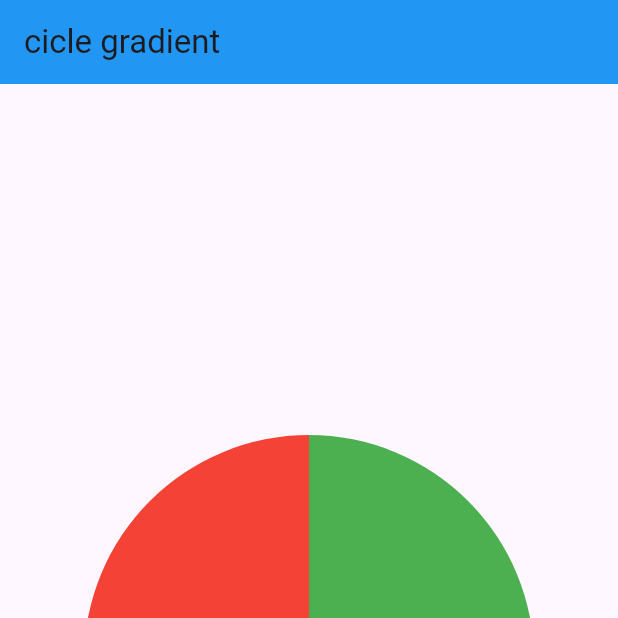
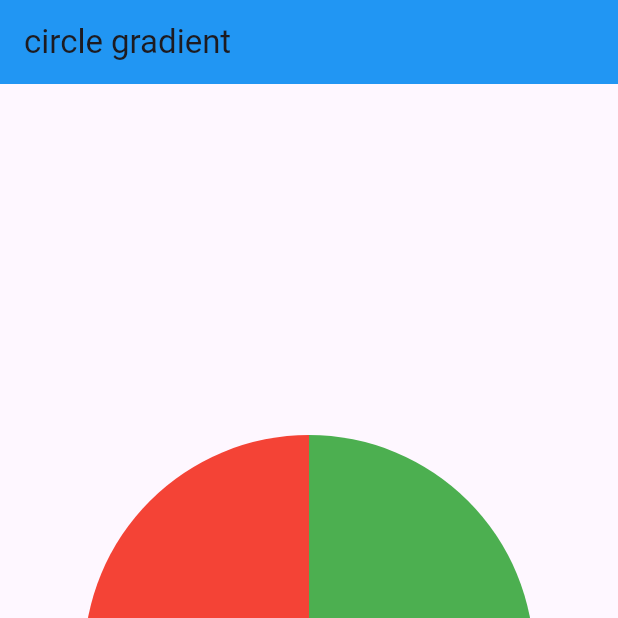
Before and after one commit to flutterrushikesh/Daily-Flash-flutter, a Flutter app: the screen it shows after launch, on a phone screen of 412 x 824 dp, the top half of it. Run offline on Flutter 3.47's test engine with Material 3 defaults, Android fonts, the phone set to English and light mode, and no system bars.

```diff
--- a/Day3/Assignment15/circle_gradient/lib/main.dart
+++ b/Day3/Assignment15/circle_gradient/lib/main.dart
@@ -10,7 +10,7 @@ class MyApp extends StatelessWidget {
       debugShowCheckedModeBanner: false,
       home: Scaffold(
         appBar: AppBar(
-          title: const Text("cicle gradient"),
+          title: const Text("circle gradient"),
           backgroundColor: Colors.blue,
         ),
         body: Center(
```
